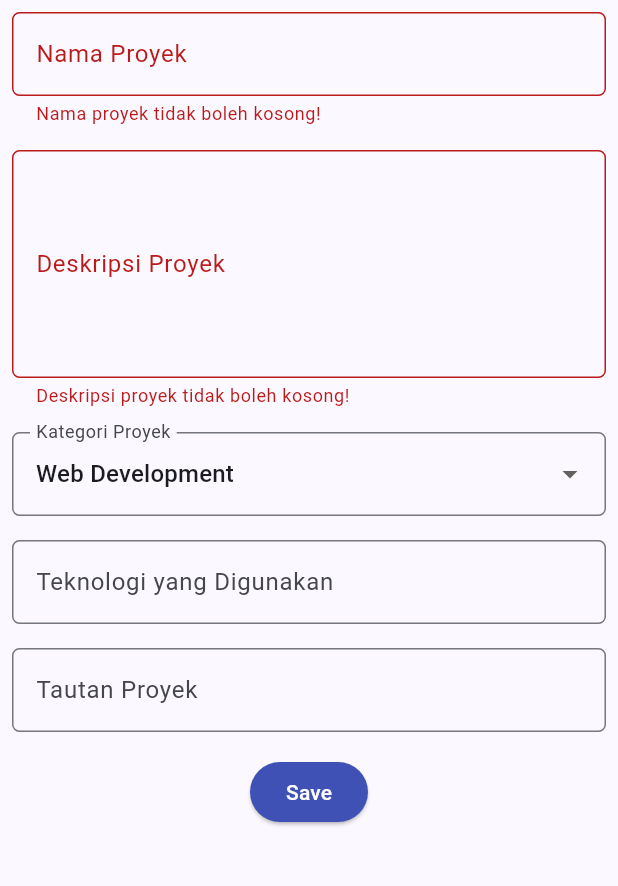
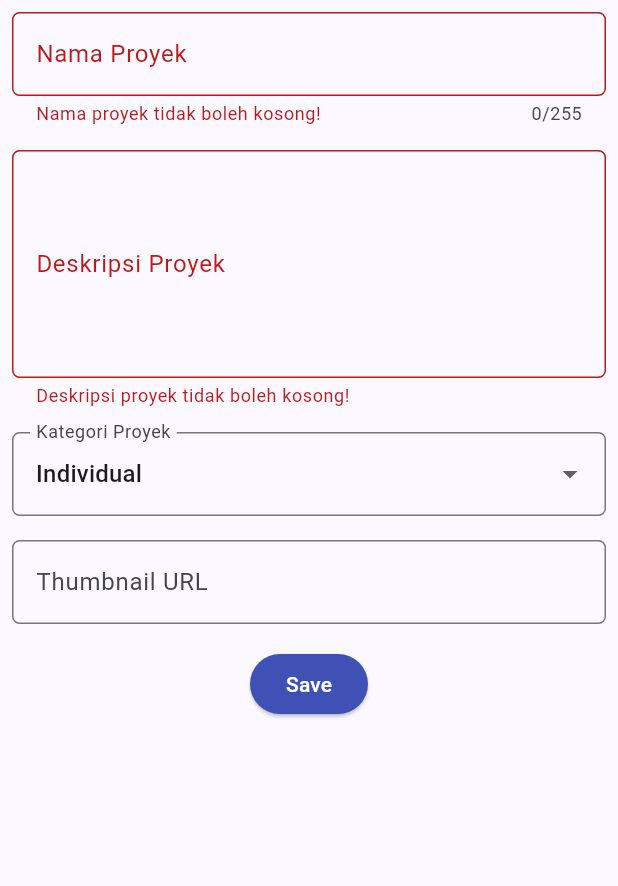
Before and after one commit to AzzamZR/myportofolio_mobile, a Flutter app: the ProjectFormPage screen opened directly, after a tap on "Save", on a phone screen of 412 x 824 dp, the part 84-970 px from its top. Run offline on Flutter 3.47's test engine with Material 3 defaults, Android fonts, the phone set to English and light mode, and no system bars; generated files the repository leaves out were written again; network calls fail.

Commit message:
feat: implement token authentication and authenticated project submission

```diff
--- a/lib/screens/project_form.dart
+++ b/lib/screens/project_form.dart
@@ -1,5 +1,11 @@
 import 'package:flutter/material.dart';
+import 'package:myportofolio_mobile/models/project.dart';
+import 'package:myportofolio_mobile/screens/project_list_screen.dart';
+import 'package:myportofolio_mobile/services/api_client.dart';
+import 'package:myportofolio_mobile/services/auth_state.dart';
+import 'package:myportofolio_mobile/widgets/auth_guard.dart';
 import 'package:myportofolio_mobile/widgets/left_drawer.dart';
+import 'package:provider/provider.dart';
 
 class ProjectFormPage extends StatefulWidget {
   const ProjectFormPage({super.key});
@@ -11,25 +17,138 @@ class ProjectFormPage extends StatefulWidget {
 class _ProjectFormPageState extends State<ProjectFormPage> {
   final _formKey = GlobalKey<FormState>();
 
-  String _title = "";
-  String _description = "";
-  String _category = "Web Development";
-  String _technologies = "";
-  String _projectLink = "";
+  String _title = '';
+  String _description = '';
+  String _category = 'individual';
+  String _thumbnail = '';
 
-  final List<String> _categories = [
-    'Web Development',
-    'Mobile Development',
-    'Machine Learning',
-    'Data Science',
-    'Other',
-  ];
+  bool _isSubmitting = false;
+
+  final Map<String, String> _categories = {
+    'individual': 'Individual',
+    'team': 'Team',
+  };
+
+  Future<void> _submit() async {
+    if (!_formKey.currentState!.validate()) return;
+
+    final loggedIn = await ensureLoggedIn(context);
+
+    if (!mounted || !loggedIn) return;
+
+    final authState = context.read<AuthState>();
+    final apiClient = context.read<ApiClient>();
+    final token = authState.token;
+
+    if (token == null) return;
+
+    final newProject = Project(
+      title: _title.trim(),
+      description: _description.trim(),
+      category: _category,
+      thumbnail: _thumbnail.trim(),
+    );
+
+    setState(() {
+      _isSubmitting = true;
+    });
+
+    try {
+      final createdProject = await apiClient.createProject(
+        newProject,
+        token: token,
+      );
+
+      if (!mounted) return;
+
+      await showDialog<void>(
+        context: context,
+        builder: (context) {
+          return AlertDialog(
+            title: const Text('Proyek berhasil ditambahkan!'),
+            content: SingleChildScrollView(
+              child: Column(
+                crossAxisAlignment: CrossAxisAlignment.start,
+                mainAxisSize: MainAxisSize.min,
+                children: [
+                  Text('Nama Proyek: ${createdProject.title}'),
+                  Text('Deskripsi: ${createdProject.description}'),
+                  Text(
+                    'Kategori: ${_categories[createdProject.category] ?? createdProject.category}',
+                  ),
+                ],
+              ),
+            ),
+            actions: [
+              TextButton(
+                onPressed: () => Navigator.pop(context),
+                child: const Text('OK'),
+              ),
+            ],
+          );
+        },
+      );
+
+      if (!mounted) return;
+
+      Navigator.pushReplacement(
+        context,
+        MaterialPageRoute(
+          builder: (context) => const ProjectListScreen(),
+        ),
+      );
+    } on ApiException catch (e) {
+      if (e.statusCode == 401) {
+        try {
+          await authState.logout();
+        } catch (_) {
+          // Token lokal tetap dihapus oleh AuthState.
+        }
+
+        if (!mounted) return;
+
+        ScaffoldMessenger.of(context).showSnackBar(
+          const SnackBar(
+            content: Text('Sesi berakhir. Silakan login kembali.'),
+          ),
+        );
+
+        await ensureLoggedIn(context);
+      } else {
+        if (!mounted) return;
+
+        ScaffoldMessenger.of(context).showSnackBar(
+          SnackBar(
+            content: Text(
+              'Gagal menambahkan proyek (${e.statusCode}).',
+            ),
+          ),
+        );
+      }
+    } catch (_) {
+      if (!mounted) return;
+
+      ScaffoldMessenger.of(context).showSnackBar(
+        const SnackBar(
+          content: Text('Gagal terhubung ke server.'),
+        ),
+      );
+    } finally {
+      if (mounted) {
+        setState(() {
+          _isSubmitting = false;
+        });
+      }
+    }
+  }
 
   @override
   Widget build(BuildContext context) {
     return Scaffold(
       appBar: AppBar(
-        title: const Center(child: Text('Add Project Form')),
+        title: const Center(
+          child: Text('Add Project Form'),
+        ),
         backgroundColor: Colors.indigo,
         foregroundColor: Colors.white,
       ),
@@ -44,159 +163,128 @@ class _ProjectFormPageState extends State<ProjectFormPage> {
               Padding(
                 padding: const EdgeInsets.all(8.0),
                 child: TextFormField(
+                  maxLength: 255,
                   decoration: InputDecoration(
-                    hintText: "Nama Proyek",
-                    labelText: "Nama Proyek",
+                    hintText: 'Nama Proyek',
+                    labelText: 'Nama Proyek',
                     border: OutlineInputBorder(
                       borderRadius: BorderRadius.circular(5.0),
                     ),
                   ),
-                  onChanged: (String? value) {
-                    setState(() {
-                      _title = value!;
-                    });
-                  },
-                  validator: (String? value) {
+                  onChanged: (value) => _title = value,
+                  validator: (value) {
                     if (value == null || value.trim().isEmpty) {
-                      return "Nama proyek tidak boleh kosong!";
+                      return 'Nama proyek tidak boleh kosong!';
                     }
                     return null;
                   },
                 ),
               ),
+
               // === Description ===
               Padding(
                 padding: const EdgeInsets.all(8.0),
                 child: TextFormField(
                   maxLines: 5,
                   decoration: InputDecoration(
-                    hintText: "Deskripsi Proyek",
-                    labelText: "Deskripsi Proyek",
+                    hintText: 'Deskripsi Proyek',
+                    labelText: 'Deskripsi Proyek',
                     border: OutlineInputBorder(
                       borderRadius: BorderRadius.circular(5.0),
                     ),
                   ),
-                  onChanged: (String? value) {
-                    setState(() {
-                      _description = value!;
-                    });
-                  },
-                  validator: (String? value) {
+                  onChanged: (value) => _description = value,
+                  validator: (value) {
                     if (value == null || value.trim().isEmpty) {
-                      return "Deskripsi proyek tidak boleh kosong!";
+                      return 'Deskripsi proyek tidak boleh kosong!';
                     }
                     return null;
                   },
                 ),
               ),
+
               // === Category ===
               Padding(
                 padding: const EdgeInsets.all(8.0),
                 child: DropdownButtonFormField<String>(
                   decoration: InputDecoration(
-                    labelText: "Kategori Proyek",
+                    labelText: 'Kategori Proyek',
                     border: OutlineInputBorder(
                       borderRadius: BorderRadius.circular(5.0),
                     ),
                   ),
                   initialValue: _category,
-                  items: _categories
+                  items: _categories.entries
                       .map(
                         (category) => DropdownMenuItem(
-                          value: category,
-                          child: Text(category),
+                          value: category.key,
+                          child: Text(category.value),
                         ),
                       )
                       .toList(),
-                  onChanged: (String? newValue) {
-                    setState(() {
-                      _category = newValue!;
-                    });
+                  onChanged: (newValue) {
+                    if (newValue != null) {
+                      setState(() {
+                        _category = newValue;
+                      });
+                    }
                   },
                 ),
               ),
-              // === Technologies ===
+
+              // === Thumbnail URL ===
               Padding(
                 padding: const EdgeInsets.all(8.0),
                 child: TextFormField(
                   decoration: InputDecoration(
-                    hintText: "Contoh: Flutter, Django, Figma",
-                    labelText: "Teknologi yang Digunakan",
+                    hintText: 'URL gambar (opsional)',
+                    labelText: 'Thumbnail URL',
                     border: OutlineInputBorder(
                       borderRadius: BorderRadius.circular(5.0),
                     ),
                   ),
-                  onChanged: (String? value) {
-                    setState(() {
-                      _technologies = value!;
-                    });
+                  onChanged: (value) => _thumbnail = value,
+                  validator: (value) {
+                    if (value == null || value.trim().isEmpty) {
+                      return null;
+                    }
+
+                    final uri = Uri.tryParse(value.trim());
+
+                    if (uri == null ||
+                        !uri.hasAuthority ||
+                        uri.host.isEmpty ||
+                        (uri.scheme != 'http' &&
+                            uri.scheme != 'https')) {
+                      return 'Masukkan URL gambar yang valid!';
+                    }
+
+                    return null;
                   },
                 ),
               ),
-              // === Project Link ===
-              Padding(
-                padding: const EdgeInsets.all(8.0),
-                child: TextFormField(
-                  decoration: InputDecoration(
-                    hintText: "URL Proyek (opsional)",
-                    labelText: "Tautan Proyek",
-                    border: OutlineInputBorder(
-                      borderRadius: BorderRadius.circular(5.0),
-                    ),
-                  ),
-                  onChanged: (String? value) {
-                    setState(() {
-                      _projectLink = value!;
-                    });
-                  },
-                ),
-              ),
+
               // === Tombol Simpan ===
               Align(
                 alignment: Alignment.bottomCenter,
                 child: Padding(
                   padding: const EdgeInsets.all(8.0),
                   child: ElevatedButton(
-                    style: ButtonStyle(
-                      backgroundColor: WidgetStateProperty.all(Colors.indigo),
+                    style: ElevatedButton.styleFrom(
+                      backgroundColor: Colors.indigo,
+                      foregroundColor: Colors.white,
                     ),
-                    onPressed: () {
-                      if (_formKey.currentState!.validate()) {
-                        showDialog(
-                          context: context,
-                          builder: (context) {
-                            return AlertDialog(
-                              title: const Text('Proyek berhasil ditambahkan!'),
-                              content: SingleChildScrollView(
-                                child: Column(
-                                  crossAxisAlignment: CrossAxisAlignment.start,
-                                  children: [
-                                    Text('Nama Proyek: $_title'),
-                                    Text('Deskripsi: $_description'),
-                                    Text('Kategori: $_category'),
-                                    Text('Teknologi: $_technologies'),
-                                    Text('Tautan: $_projectLink'),
-                                  ],
-                                ),
-                              ),
-                              actions: [
-                                TextButton(
-                                  child: const Text('OK'),
-                                  onPressed: () {
-                                    Navigator.pop(context);
-                                    _formKey.currentState!.reset();
-                                  },
-                                ),
-                              ],
-                            );
-                          },
-                        );
-                      }
-                    },
-                    child: const Text(
-                      'Save',
-                      style: TextStyle(color: Colors.white),
-                    ),
+                    onPressed: _isSubmitting ? null : _submit,
+                    child: _isSubmitting
+                        ? const SizedBox(
+                            width: 20,
+                            height: 20,
+                            child: CircularProgressIndicator(
+                              strokeWidth: 2,
+                              color: Colors.white,
+                            ),
+                          )
+                        : const Text('Save'),
                   ),
                 ),
               ),
--- /dev/null
+++ b/lib/services/auth_state.dart
@@ -0,0 +1,32 @@
+import 'package:flutter/foundation.dart';
+import 'package:myportofolio_mobile/services/api_client.dart';
+
+class AuthState extends ChangeNotifier {
+  AuthState(this._apiClient, {String? initialToken})
+    : _token = initialToken;
+
+  final ApiClient _apiClient;
+  String? _token;
+
+  String? get token => _token;
+
+  bool get isLoggedIn => _token != null;
+
+  Future<void> login(String username, String password) async {
+    _token = await _apiClient.obtainToken(username, password);
+    notifyListeners();
+  }
+
+  Future<void> logout() async {
+    final current = _token;
+
+    if (current == null) return;
+
+    try {
+      await _apiClient.logout(token: current);
+    } finally {
+      _token = null;
+      notifyListeners();
+    }
+  }
+}
--- a/lib/widgets/left_drawer.dart
+++ b/lib/widgets/left_drawer.dart
@@ -3,12 +3,17 @@ import 'package:myportofolio_mobile/screens/menu.dart';
 import 'package:myportofolio_mobile/screens/project_form.dart';
 import 'package:myportofolio_mobile/screens/experience_form.dart';
 import 'package:myportofolio_mobile/screens/project_list_screen.dart';
+import 'package:myportofolio_mobile/services/auth_state.dart';
+import 'package:myportofolio_mobile/widgets/auth_guard.dart';
+import 'package:provider/provider.dart';
 
 class LeftDrawer extends StatelessWidget {
   const LeftDrawer({super.key});
 
   @override
   Widget build(BuildContext context) {
+    final isLoggedIn = context.watch<AuthState>().isLoggedIn;
+
     return Drawer(
       child: ListView(
         children: [
@@ -28,7 +33,10 @@ class LeftDrawer extends StatelessWidget {
                 SizedBox(height: 10),
                 Text(
                   'Explore personal projects and experiences!',
-                  style: TextStyle(fontSize: 15, color: Colors.white),
+                  style: TextStyle(
+                    fontSize: 15,
+                    color: Colors.white,
+                  ),
                 ),
               ],
             ),
@@ -39,7 +47,9 @@ class LeftDrawer extends StatelessWidget {
             onTap: () {
               Navigator.pushReplacement(
                 context,
-                MaterialPageRoute(builder: (context) => MyHomePage()),
+                MaterialPageRoute(
+                  builder: (context) => MyHomePage(),
+                ),
               );
             },
           ),
@@ -58,7 +68,11 @@ class LeftDrawer extends StatelessWidget {
           ListTile(
             leading: const Icon(Icons.add_circle_outline),
             title: const Text('Add Project'),
-            onTap: () {
+            onTap: () async {
+              final loggedIn = await ensureLoggedIn(context);
+
+              if (!context.mounted || !loggedIn) return;
+
               Navigator.pushReplacement(
                 context,
                 MaterialPageRoute(
@@ -70,7 +84,11 @@ class LeftDrawer extends StatelessWidget {
           ListTile(
             leading: const Icon(Icons.work_outline),
             title: const Text('Add Experience'),
-            onTap: () {
+            onTap: () async {
+              final loggedIn = await ensureLoggedIn(context);
+
+              if (!context.mounted || !loggedIn) return;
+
               Navigator.pushReplacement(
                 context,
                 MaterialPageRoute(
@@ -79,6 +97,44 @@ class LeftDrawer extends StatelessWidget {
               );
             },
           ),
+          const Divider(),
+          if (!isLoggedIn)
+            ListTile(
+              leading: const Icon(Icons.login),
+              title: const Text('Login'),
+              onTap: () async {
+                await ensureLoggedIn(context);
+              },
+            )
+          else
+            ListTile(
+              leading: const Icon(Icons.logout),
+              title: const Text('Logout'),
+              onTap: () async {
+                String message = 'Logout berhasil!';
+
+                try {
+                  await context.read<AuthState>().logout();
+                } catch (_) {
+                  message =
+                      'Sesi lokal dihapus, tetapi logout server gagal.';
+                }
+
+                if (!context.mounted) return;
+
+                ScaffoldMessenger.of(context).showSnackBar(
+                  SnackBar(content: Text(message)),
+                );
+
+                Navigator.pushAndRemoveUntil(
+                  context,
+                  MaterialPageRoute(
+                    builder: (context) => MyHomePage(),
+                  ),
+                  (route) => false,
+                );
+              },
+            ),
         ],
       ),
     );
```
Also changed, not shown: lib/main.dart (+9 -1 lines), lib/screens/login_screen.dart (added, +136 -0 lines), lib/screens/menu.dart (+15 -7 lines), lib/widgets/auth_guard.dart (added, +19 -0 lines), lib/widgets/item_card.dart (+34 -18 lines).
